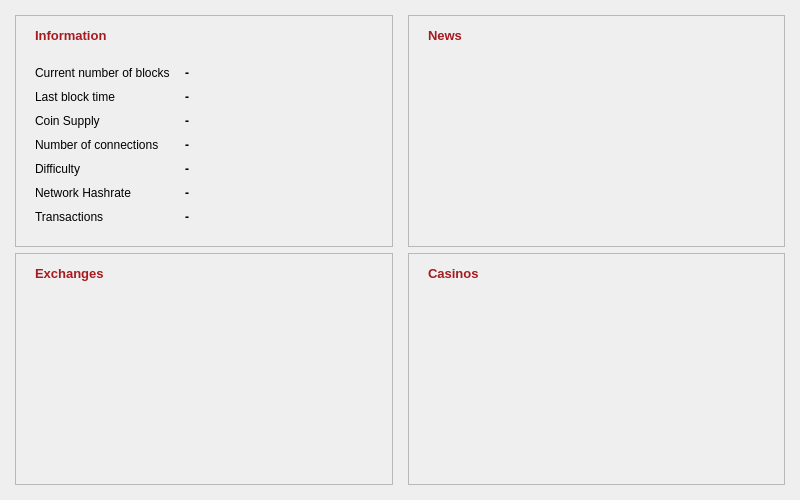
First picture: the form in src/qt/forms/infopage.ui, repository transcoder/CasinoCoin, before the edit.
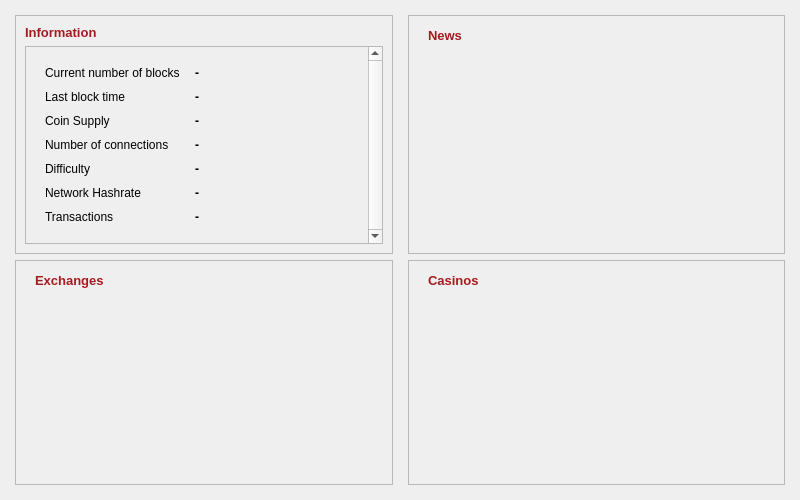
Second picture: the form after the edit.

```diff
--- a/src/qt/forms/infopage.ui
+++ b/src/qt/forms/infopage.ui
@@ -139,16 +139,57 @@
      <property name="frameShadow">
       <enum>QFrame::Sunken</enum>
      </property>
-     <widget class="QWidget" name="formLayoutWidget">
+     <layout class="QGridLayout" name="gridLayout_2">
+      <item row="0" column="0">
+       <widget class="QLabel" name="lblCasinosHeader_2">
+        <property name="font">
+         <font>
+          <family>MS Shell Dlg 2</family>
+          <pointsize>10</pointsize>
+          <weight>75</weight>
+          <bold>true</bold>
+         </font>
+        </property>
+        <property name="styleSheet">
+         <string notr="true">color: rgb(166, 27, 31);</string>
+        </property>
+        <property name="text">
+         <string>Information</string>
+        </property>
+       </widget>
+      </item>
+      <item row="1" column="0">
+       <widget class="QScrollArea" name="scrollArea">
+        <property name="sizePolicy">
+         <sizepolicy hsizetype="Preferred" vsizetype="Preferred">
+          <horstretch>0</horstretch>
+          <verstretch>0</verstretch>
+         </sizepolicy>
+        </property>
+        <property name="verticalScrollBarPolicy">
+         <enum>Qt::ScrollBarAlwaysOn</enum>
+        </property>
+        <property name="horizontalScrollBarPolicy">
+         <enum>Qt::ScrollBarAsNeeded</enum>
+        </property>
+        <property name="widgetResizable">
+         <bool>true</bool>
+        </property>
+        <widget class="QWidget" name="scrollAreaWidgetContents_2">
       <property name="geometry">
        <rect>
-        <x>10</x>
-        <y>41</y>
-        <width>351</width>
-        <height>192</height>
-       </rect>
-      </property>
+           <x>0</x>
+           <y>0</y>
+           <width>343</width>
+           <height>217</height>
+          </rect>
+         </property>
+         <layout class="QGridLayout" name="gridLayout_3">
+          <item row="0" column="0">
       <layout class="QFormLayout" name="formCoinDetails">
+            <property name="fieldGrowthPolicy">
+             <enum>QFormLayout::AllNonFixedFieldsGrow</enum>
+            </property>
        <property name="horizontalSpacing">
         <number>15</number>
        </property>
@@ -170,82 +211,77 @@
        <item row="0" column="0">
         <widget class="QLabel" name="lblBlockHeight">
          <property name="styleSheet">
-          <string notr="true">color: rgb(0, 0, 0);</string>
+               <string notr="true"/>
          </property>
          <property name="text">
           <string>Current number of blocks</string>
          </property>
+              <property name="wordWrap">
+               <bool>true</bool>
+              </property>
+             </widget>
+            </item>
+            <item row="0" column="1">
+             <widget class="QLabel" name="txtBlockHeight">
+              <property name="font">
+               <font>
+                <weight>75</weight>
+                <bold>true</bold>
+               </font>
+              </property>
+              <property name="styleSheet">
+               <string notr="true"/>
+              </property>
+              <property name="text">
+               <string notr="true">-</string>
+              </property>
+              <property name="wordWrap">
+               <bool>true</bool>
+              </property>
         </widget>
        </item>
        <item row="1" column="0">
         <widget class="QLabel" name="lblLastBlockTime">
          <property name="styleSheet">
-          <string notr="true">color: rgb(0, 0, 0);</string>
+               <string notr="true"/>
          </property>
          <property name="text">
           <string>Last block time</string>
          </property>
+              <property name="wordWrap">
+               <bool>true</bool>
+              </property>
+             </widget>
+            </item>
+            <item row="1" column="1">
+             <widget class="QLabel" name="txtLastBlockTime">
+              <property name="font">
+               <font>
+                <weight>75</weight>
+                <bold>true</bold>
+               </font>
+              </property>
+              <property name="styleSheet">
+               <string notr="true"/>
+              </property>
+              <property name="text">
+               <string notr="true">-</string>
+              </property>
+              <property name="wordWrap">
+               <bool>true</bool>
+              </property>
         </widget>
        </item>
        <item row="2" column="0">
         <widget class="QLabel" name="lblCoinSupply">
          <property name="styleSheet">
-          <string notr="true">color: rgb(0, 0, 0);</string>
+               <string notr="true"/>
          </property>
          <property name="text">
           <string>Coin Supply</string>
          </property>
-        </widget>
-       </item>
-       <item row="3" column="0">
-        <widget class="QLabel" name="lblConnections">
-         <property name="styleSheet">
-          <string notr="true">color: rgb(0, 0, 0);</string>
-         </property>
-         <property name="text">
-          <string>Number of connections</string>
-         </property>
-        </widget>
-       </item>
-       <item row="4" column="0">
-        <widget class="QLabel" name="lblDifficulty">
-         <property name="styleSheet">
-          <string notr="true">color: rgb(0, 0, 0);</string>
-         </property>
-         <property name="text">
-          <string>Difficulty</string>
-         </property>
-        </widget>
-       </item>
-       <item row="0" column="1">
-        <widget class="QLabel" name="txtBlockHeight">
-         <property name="font">
-          <font>
-           <weight>75</weight>
-           <bold>true</bold>
-          </font>
-         </property>
-         <property name="styleSheet">
-          <string notr="true">color: rgb(0, 0, 0);</string>
-         </property>
-         <property name="text">
-          <string notr="true">-</string>
-         </property>
-        </widget>
-       </item>
-       <item row="1" column="1">
-        <widget class="QLabel" name="txtLastBlockTime">
-         <property name="font">
-          <font>
-           <weight>75</weight>
-           <bold>true</bold>
-          </font>
-         </property>
-         <property name="styleSheet">
-          <string notr="true">color: rgb(0, 0, 0);</string>
-         </property>
-         <property name="text">
-          <string notr="true">-</string>
+              <property name="wordWrap">
+               <bool>true</bool>
          </property>
         </widget>
        </item>
@@ -430,10 +466,26 @@
           </font>
          </property>
          <property name="styleSheet">
-          <string notr="true">color: rgb(0, 0, 0);</string>
+               <string notr="true"/>
          </property>
          <property name="text">
           <string notr="true">-</string>
+              </property>
+              <property name="wordWrap">
+               <bool>true</bool>
+              </property>
+             </widget>
+            </item>
+            <item row="3" column="0">
+             <widget class="QLabel" name="lblConnections">
+              <property name="styleSheet">
+               <string notr="true"/>
+              </property>
+              <property name="text">
+               <string>Number of connections</string>
+              </property>
+              <property name="wordWrap">
+               <bool>true</bool>
          </property>
         </widget>
        </item>
@@ -446,10 +498,26 @@
           </font>
          </property>
          <property name="styleSheet">
-          <string notr="true">color: rgb(0, 0, 0);</string>
+               <string notr="true"/>
          </property>
          <property name="text">
           <string notr="true">-</string>
+              </property>
+              <property name="wordWrap">
+               <bool>true</bool>
+              </property>
+             </widget>
+            </item>
+            <item row="4" column="0">
+             <widget class="QLabel" name="lblDifficulty">
+              <property name="styleSheet">
+               <string notr="true"/>
+              </property>
+              <property name="text">
+               <string>Difficulty</string>
+              </property>
+              <property name="wordWrap">
+               <bool>true</bool>
          </property>
         </widget>
        </item>
@@ -462,21 +530,27 @@
           </font>
          </property>
          <property name="styleSheet">
-          <string notr="true">color: rgb(0, 0, 0);</string>
+               <string notr="true"/>
          </property>
          <property name="text">
           <string notr="true">-</string>
          </property>
+              <property name="wordWrap">
+               <bool>true</bool>
+              </property>
         </widget>
        </item>
        <item row="5" column="0">
         <widget class="QLabel" name="lblHashRate">
          <property name="styleSheet">
-          <string notr="true">color: rgb(0, 0, 0);</string>
+               <string notr="true"/>
          </property>
          <property name="text">
           <string>Network Hashrate</string>
          </property>
+              <property name="wordWrap">
+               <bool>true</bool>
+              </property>
         </widget>
        </item>
        <item row="5" column="1">
@@ -488,21 +562,27 @@
           </font>
          </property>
          <property name="styleSheet">
-          <string notr="true">color: rgb(0, 0, 0);</string>
+               <string notr="true"/>
          </property>
          <property name="text">
           <string notr="true">-</string>
          </property>
+              <property name="wordWrap">
+               <bool>true</bool>
+              </property>
         </widget>
        </item>
        <item row="6" column="0">
         <widget class="QLabel" name="lblTransactionCount">
          <property name="styleSheet">
-          <string notr="true">color: rgb(0, 0, 0);</string>
+               <string notr="true"/>
          </property>
          <property name="text">
           <string>Transactions</string>
          </property>
+              <property name="wordWrap">
+               <bool>true</bool>
+              </property>
         </widget>
        </item>
        <item row="6" column="1">
@@ -514,39 +594,23 @@
           </font>
          </property>
          <property name="styleSheet">
-          <string notr="true">color: rgb(0, 0, 0);</string>
+               <string notr="true"/>
          </property>
          <property name="text">
           <string notr="true">-</string>
          </property>
+              <property name="wordWrap">
+               <bool>true</bool>
+              </property>
         </widget>
        </item>
       </layout>
-     </widget>
-     <widget class="QLabel" name="lblCasinosHeader_2">
-      <property name="geometry">
-       <rect>
-        <x>20</x>
-        <y>10</y>
-        <width>341</width>
-        <height>21</height>
-       </rect>
-      </property>
-      <property name="font">
-       <font>
-        <family>MS Shell Dlg 2</family>
-        <pointsize>10</pointsize>
-        <weight>75</weight>
-        <bold>true</bold>
-       </font>
-      </property>
-      <property name="styleSheet">
-       <string notr="true">color: rgb(166, 27, 31);</string>
-      </property>
-      <property name="text">
-       <string>Information</string>
-      </property>
-     </widget>
+          </item>
+         </layout>
+        </widget>
+       </widget>
+      </item>
+     </layout>
     </widget>
    </item>
   </layout>
```
Lines whose indentation alone changed are shown as unchanged.
